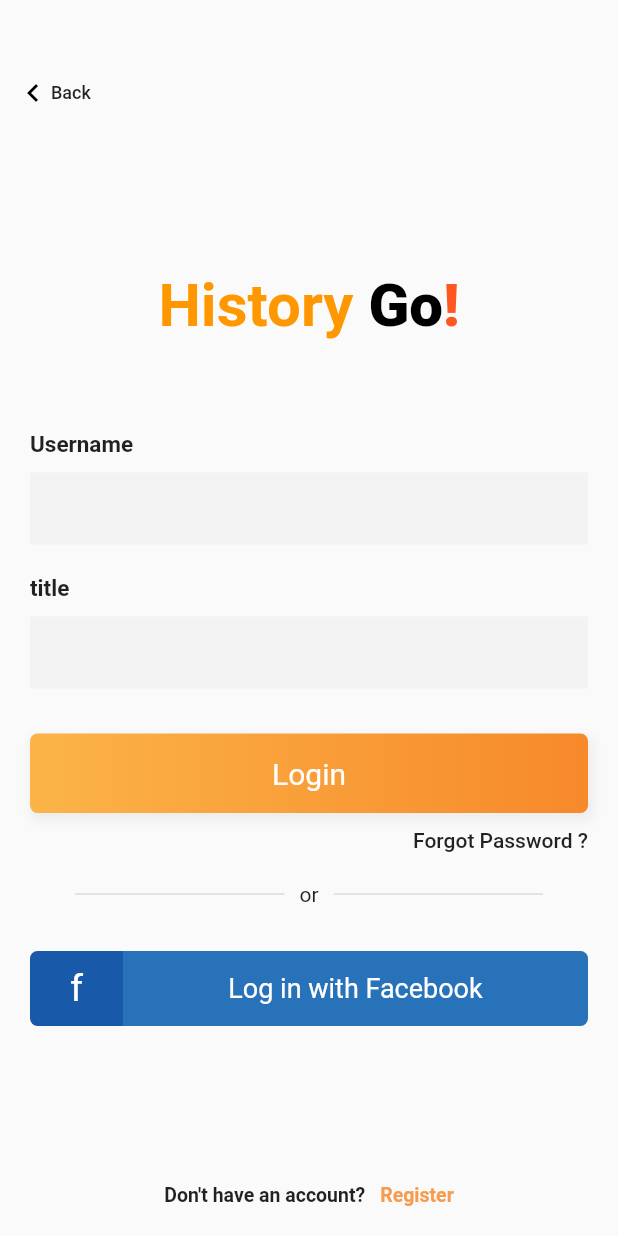
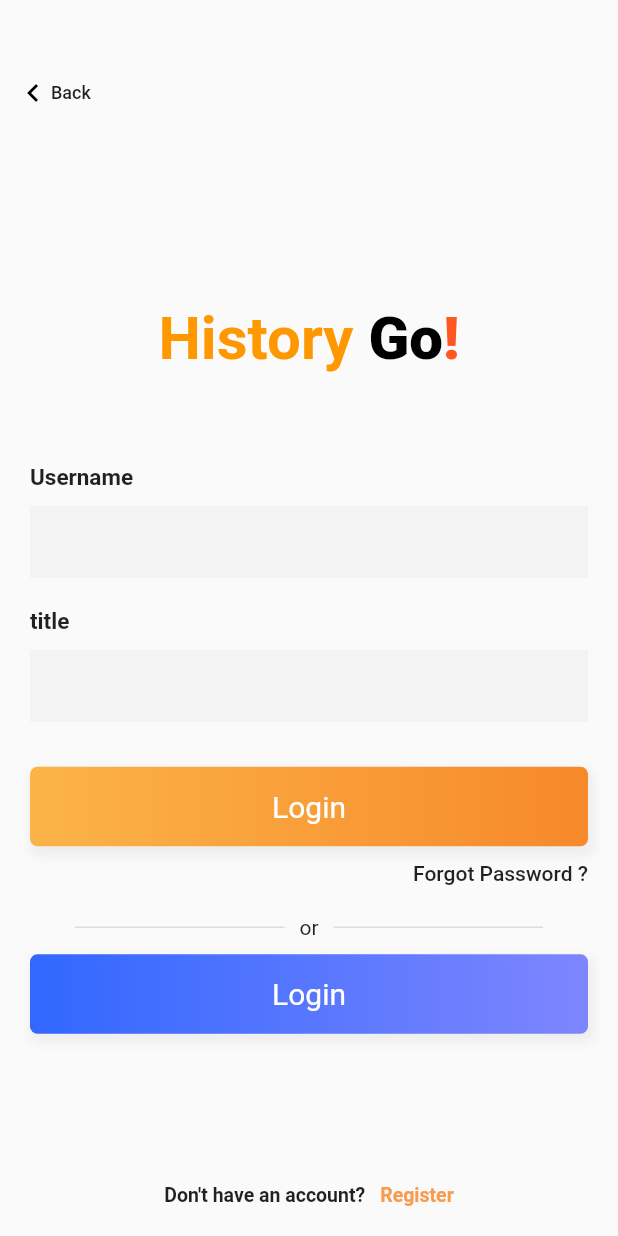
Before and after one commit to knopp10000/PVT_gr74_PROJECT_FRONTEND, a Flutter app: the LoginPage screen opened directly, on a phone screen of 412 x 824 dp. Run offline on Flutter 3.47's test engine with Material 2 defaults, Android fonts, the phone set to English and light mode, and no system bars; our stand-ins replace carousel_pro, google_maps_flutter, permission_handler, shared_preferences; missing offline and left inert: flutter_facebook_login; accounts and stored records are empty.

Commit message:
login Page, facebook integration and test simple test if user and pass is "a"

```diff
--- a/lib/src/login/loginPage.dart
+++ b/lib/src/login/loginPage.dart
@@ -1,6 +1,12 @@
 import 'package:flutter/material.dart';
 import 'package:history_go/src/login/signupPage.dart';
 import 'package:history_go/src/navBar.dart';
+import 'package:flutter_facebook_login/flutter_facebook_login.dart';
+import 'package:http/http.dart' as http;
+import 'dart:convert' as JSON;
+
+
+
 
 class LoginPage extends StatefulWidget {
   LoginPage({Key key, this.title}) : super(key: key);
@@ -11,6 +17,11 @@ class LoginPage extends StatefulWidget {
 }
 
 class _LoginPageState extends State<LoginPage> {
+  bool _isLoggedIn = false;
+  Map userProfile;
+
+  final facebookLogin = FacebookLogin();
+
   String _email;
   String _password;
 
@@ -100,8 +111,7 @@ class _LoginPageState extends State<LoginPage> {
         onTap: () {
           debugPrint('username: $_email');
           debugPrint('password: $_password');
-          Navigator.push(
-              context, MaterialPageRoute(builder: (context) => NavBar()));
+          _logInWithEmail();
         },
         child: Container(
           width: MediaQuery.of(context).size.width,
@@ -161,51 +171,67 @@ class _LoginPageState extends State<LoginPage> {
   }
 
   Widget _facebookButton() {
-    return Container(
-      height: 50,
-      margin: EdgeInsets.symmetric(vertical: 20),
-      decoration: BoxDecoration(
-        borderRadius: BorderRadius.all(Radius.circular(10)),
-      ),
-      child: Row(
-        children: <Widget>[
-          Expanded(
-            flex: 1,
-            child: Container(
-              decoration: BoxDecoration(
-                color: Color(0xff1959a9),
-                borderRadius: BorderRadius.only(
-                    bottomLeft: Radius.circular(5),
-                    topLeft: Radius.circular(5)),
-              ),
-              alignment: Alignment.center,
-              child: Text('f',
-                  style: TextStyle(
-                      color: Colors.white,
-                      fontSize: 25,
-                      fontWeight: FontWeight.w400)),
-            ),
+    return InkWell(
+        onTap: () {
+          debugPrint('username: fb');
+          _loginWithFB();
+        },
+        child: Container(
+          width: MediaQuery.of(context).size.width,
+          padding: EdgeInsets.symmetric(vertical: 15),
+          alignment: Alignment.center,
+          decoration: BoxDecoration(
+              borderRadius: BorderRadius.all(Radius.circular(5)),
+              boxShadow: <BoxShadow>[
+                BoxShadow(
+                    color: Colors.grey.shade200,
+                    offset: Offset(2, 4),
+                    blurRadius: 5,
+                    spreadRadius: 2)
+              ],
+              gradient: LinearGradient(
+                  begin: Alignment.centerLeft,
+                  end: Alignment.centerRight,
+                  colors: [Color(0xF0255FFF), Color(0xF0777FFF)])),
+          child: Text(
+            'Login',
+            style: TextStyle(fontSize: 20, color: Colors.white),
           ),
-          Expanded(
-            flex: 5,
-            child: Container(
-              decoration: BoxDecoration(
-                color: Color(0xff2872ba),
-                borderRadius: BorderRadius.only(
-                    bottomRight: Radius.circular(5),
-                    topRight: Radius.circular(5)),
-              ),
-              alignment: Alignment.center,
-              child: Text('Log in with Facebook',
-                  style: TextStyle(
-                      color: Colors.white,
-                      fontSize: 18,
-                      fontWeight: FontWeight.w400)),
-            ),
-          ),
-        ],
-      ),
-    );
+        ));
+  }
+
+  _loginWithFB() async{
+    final result = await facebookLogin.logInWithReadPermissions(['email']);
+
+    switch (result.status) {
+      case FacebookLoginStatus.loggedIn:
+        final token = result.accessToken.token;
+        final graphResponse = await http.get('https://graph.facebook.com/v2.12/me?fields=name,picture,email&access_token=${token}');
+        final profile = JSON.jsonDecode(graphResponse.body);
+        print(profile);
+        setState(() {
+          userProfile = profile;
+          _isLoggedIn = true;
+        });
+        Navigator.push(
+            context, MaterialPageRoute(builder: (context) => NavBar()));
+        break;
+
+      case FacebookLoginStatus.cancelledByUser:
+        setState(() => _isLoggedIn = false );
+        break;
+      case FacebookLoginStatus.error:
+        setState(() => _isLoggedIn = false );
+        break;
+    }
+
+  }
+
+  _logout(){
+    facebookLogin.logOut();
+    setState(() {
+      _isLoggedIn = false;
+    });
   }
 
   Widget _createAccountLabel() {
@@ -327,4 +353,15 @@ class _LoginPageState extends State<LoginPage> {
       ),
     )));
   }
+
+  void _logInWithEmail() {
+    if(_email == "a" && _password == "a"){
+      Navigator.push(
+          context, MaterialPageRoute(builder: (context) => NavBar()));
+    }else{
+      debugPrint('Email or password was wrong!');
+      debugPrint('username: $_email');
+      debugPrint('password: $_password');
+    }
+  }
 }
--- a/pubspec.yaml
+++ b/pubspec.yaml
@@ -29,6 +29,9 @@ dependencies:
   carousel_pro: ^1.0.0
   permission_handler: ^5.0.0+hotfix.4
   permission: ^0.1.7
+  flutter_facebook_login: ^1.1.1
+  http: ^0.12.0+2
+
 
 dev_dependencies:
   flutter_test:
```
Also changed, not shown: pubspec.lock, 1 other file.
